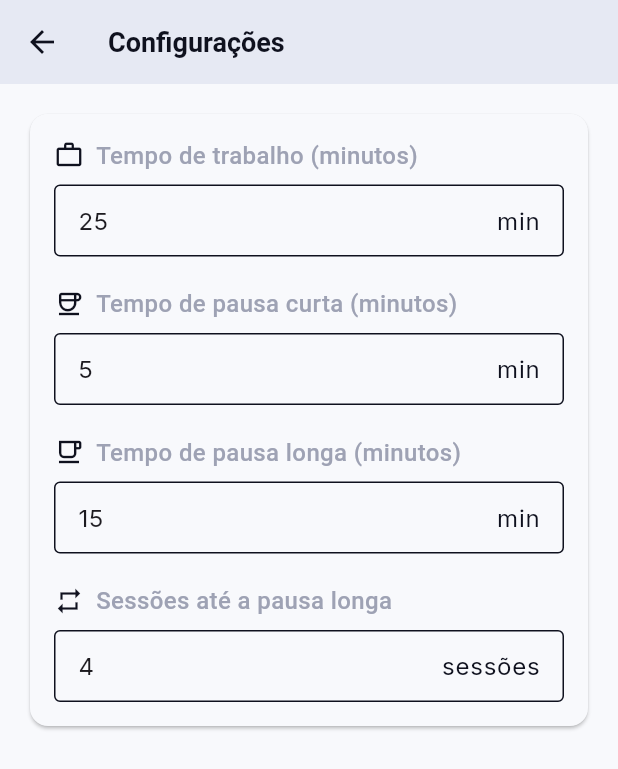
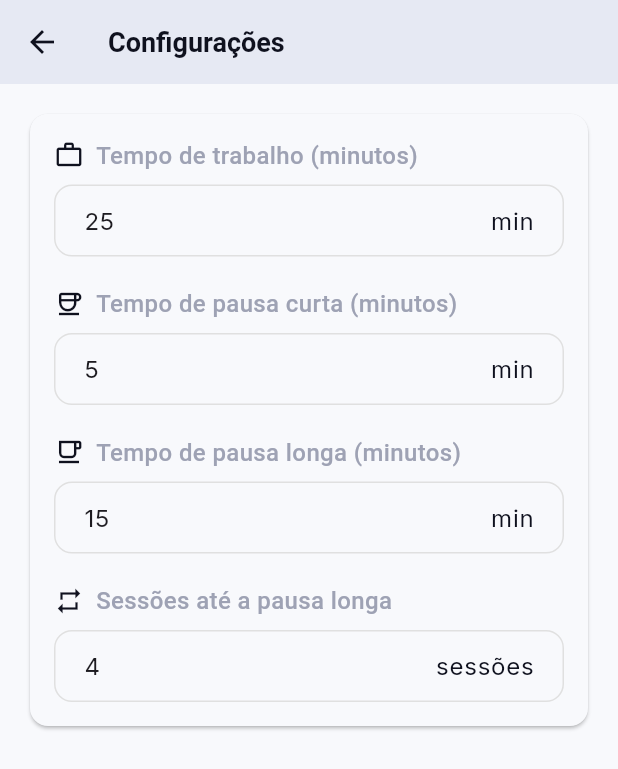
Before and after one commit to rodsilvavieira2/flow_focus, a Flutter app: the SettingsScreen screen opened directly, on a phone screen of 412 x 824 dp. Shown: the top 769 px of the screen. Run offline on Flutter 3.47's test engine with Material 3 defaults, Android fonts, the phone set to English and light mode, and no system bars; our stand-ins replace google_fonts.

Commit message:
Enhance input field styling in SettingsForm with rounded borders and improved padding

```diff
--- a/lib/screens/settings.dart
+++ b/lib/screens/settings.dart
@@ -184,12 +184,24 @@ class _SettingsFormState extends State<SettingsForm> {
             LengthLimitingTextInputFormatter(3),
           ],
           decoration: InputDecoration(
-            border: const OutlineInputBorder(),
+            border: OutlineInputBorder(borderRadius: BorderRadius.circular(12)),
+            enabledBorder: OutlineInputBorder(
+              borderRadius: BorderRadius.circular(12),
+              borderSide: BorderSide(color: Colors.grey.shade300),
+            ),
+            focusedBorder: OutlineInputBorder(
+              borderRadius: BorderRadius.circular(12),
+              borderSide: BorderSide(color: Theme.of(context).primaryColor),
+            ),
+            errorBorder: OutlineInputBorder(
+              borderRadius: BorderRadius.circular(12),
+              borderSide: const BorderSide(color: Colors.red),
+            ),
             suffixText: label.contains('Sessões') ? 'sessões' : 'min',
             hintText: 'Digite um valor entre $minValue e $maxValue',
             contentPadding: const EdgeInsets.symmetric(
-              horizontal: 12,
-              vertical: 8,
+              horizontal: 16,
+              vertical: 12,
             ),
           ),
           validator: (value) {
```
